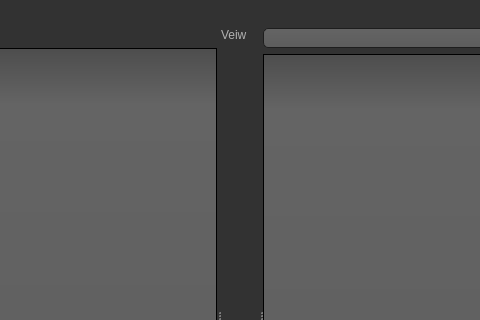
Qt form frontend/mainwindow.ui (iambsk/vectordb-explorer) before a commit; both pictures show x 170 to 650 and y 0 to 320 of the 820 by 640 pixel window.
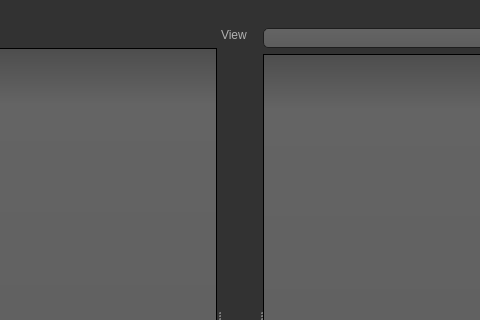
The same form after that commit. Icons and pictures are not drawn.

Commit message: Merged file delete functionality Fixed typo in "view"

```diff
--- a/frontend/mainwindow.ui
+++ b/frontend/mainwindow.ui
@@ -503,7 +503,7 @@
            <enum>Qt::PreventContextMenu</enum>
           </property>
           <property name="text">
-           <string>Veiw</string>
+           <string>View</string>
           </property>
          </widget>
         </item>
```
The commit also changes 11 other files.
